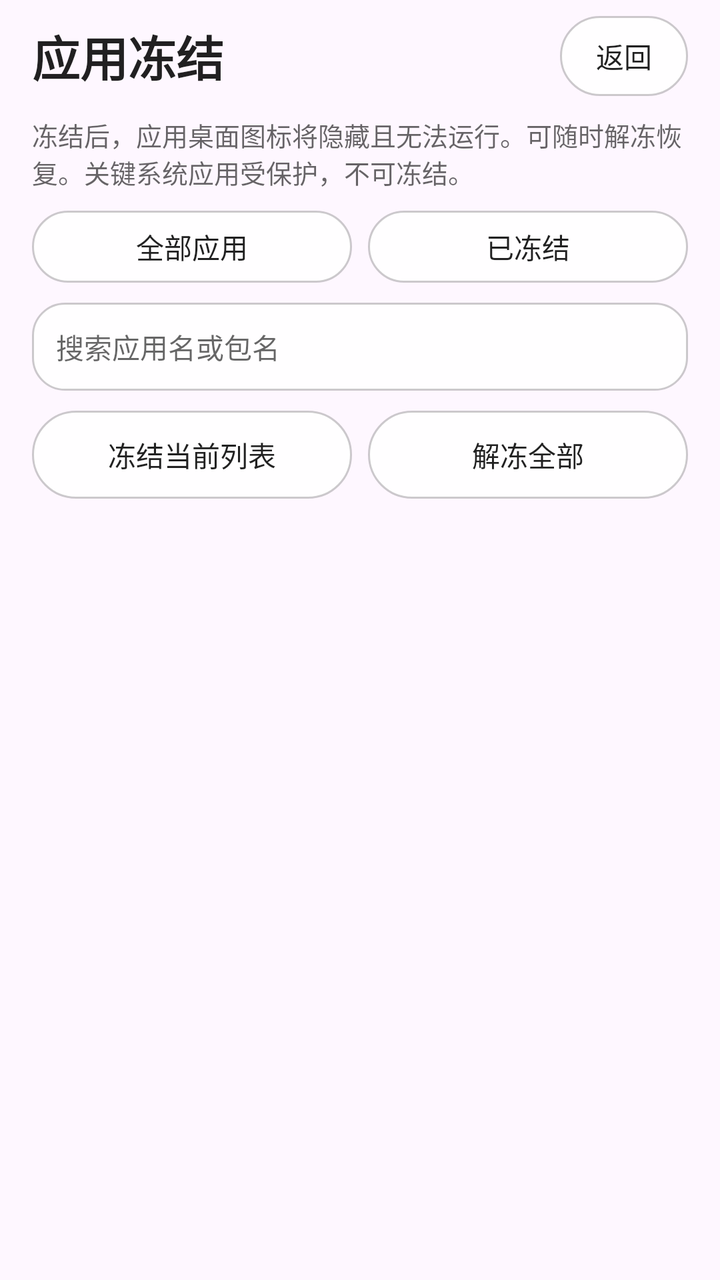
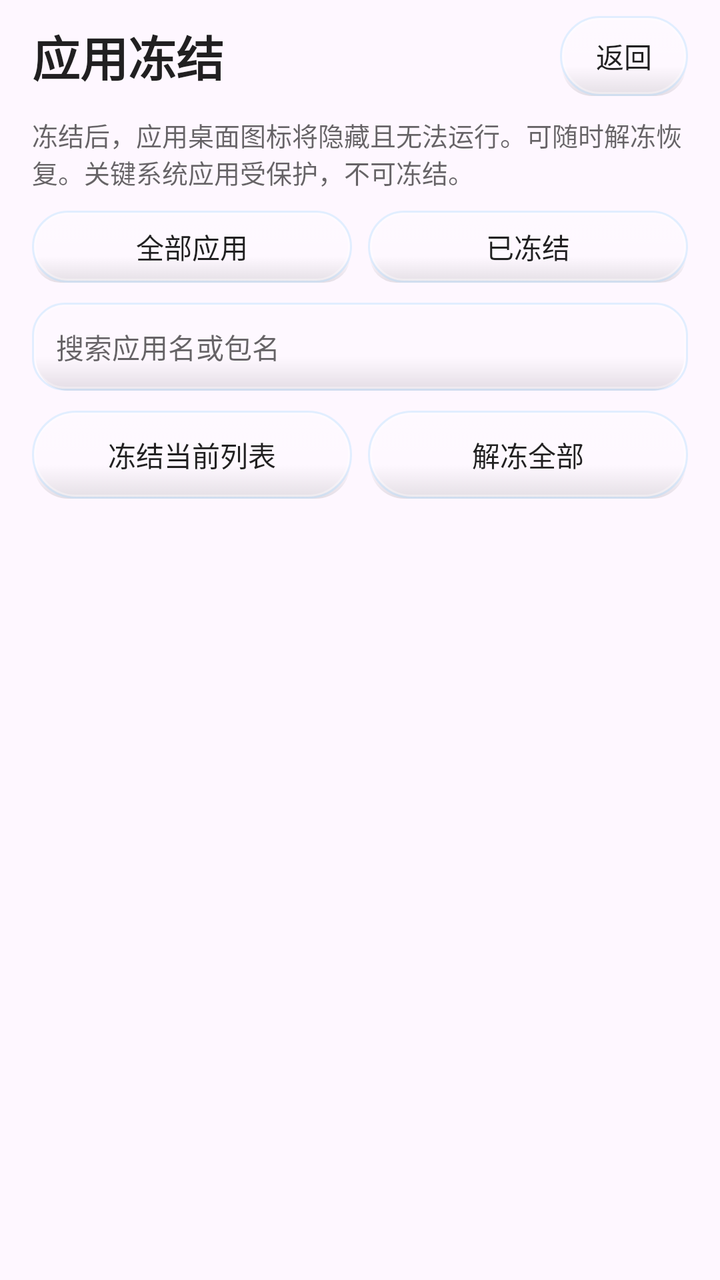

Compare the two renders of this Android layout. The source of the first and the diff that turns it into the second are given below.
<!-- AndroidManifest.xml: application theme Theme.HanFengAdBlock -->
<!-- res/layout/activity_app_freeze.xml -->
<?xml version="1.0" encoding="utf-8"?>
<LinearLayout xmlns:android="http://schemas.android.com/apk/res/android"
    android:id="@+id/rootLayout"
    android:layout_width="match_parent"
    android:layout_height="match_parent"
    android:orientation="vertical"
    android:paddingLeft="16dp"
    android:paddingTop="8dp"
    android:paddingRight="16dp"
    android:paddingBottom="16dp">

    <LinearLayout
        android:layout_width="match_parent"
        android:layout_height="wrap_content"
        android:gravity="center_vertical"
        android:orientation="horizontal">

        <TextView
            android:layout_width="0dp"
            android:layout_height="wrap_content"
            android:layout_weight="1"
            android:text="应用冻结"
            android:textColor="@color/hf_text_primary"
            android:textSize="24sp"
            android:textStyle="bold" />

        <Button
            android:id="@+id/btnBack"
            android:layout_width="wrap_content"
            android:layout_height="40dp"
            android:background="@drawable/bg_button"
            android:backgroundTint="@null"
            android:minWidth="64dp"
            android:text="返回"
            android:textAllCaps="false"
            android:textColor="@color/hf_text_primary" />
    </LinearLayout>

    <TextView
        android:id="@+id/summaryText"
        android:layout_width="match_parent"
        android:layout_height="wrap_content"
        android:layout_marginTop="10dp"
        android:text="冻结后，应用桌面图标将隐藏且无法运行。可随时解冻恢复。关键系统应用受保护，不可冻结。"
        android:textColor="@color/hf_text_secondary"
        android:textSize="13sp" />

    <LinearLayout
        android:layout_width="match_parent"
        android:layout_height="wrap_content"
        android:layout_marginTop="10dp"
        android:orientation="horizontal">

        <Button
            android:id="@+id/btnTabAll"
            android:layout_width="0dp"
            android:layout_height="36dp"
            android:layout_weight="1"
            android:background="@drawable/bg_button"
            android:backgroundTint="@null"
            android:text="全部应用"
            android:textAllCaps="false"
            android:textColor="@color/hf_text_primary" />

        <Space
            android:layout_width="8dp"
            android:layout_height="1dp" />

        <Button
            android:id="@+id/btnTabFrozen"
            android:layout_width="0dp"
            android:layout_height="36dp"
            android:layout_weight="1"
            android:background="@drawable/bg_button"
            android:backgroundTint="@null"
            android:text="已冻结"
            android:textAllCaps="false"
            android:textColor="@color/hf_text_primary" />
    </LinearLayout>

    <EditText
        android:id="@+id/searchInput"
        android:layout_width="match_parent"
        android:layout_height="44dp"
        android:layout_marginTop="10dp"
        android:background="@drawable/bg_panel"
        android:hint="搜索应用名或包名"
        android:inputType="text"
        android:maxLines="1"
        android:paddingLeft="12dp"
        android:paddingRight="12dp"
        android:singleLine="true"
        android:textColor="@color/hf_text_primary"
        android:textColorHint="@color/hf_text_secondary"
        android:textSize="14sp" />

    <LinearLayout
        android:layout_width="match_parent"
        android:layout_height="wrap_content"
        android:layout_marginTop="10dp"
        android:orientation="horizontal">

        <Button
            android:id="@+id/btnFreezeVisible"
            android:layout_width="0dp"
            android:layout_height="44dp"
            android:layout_weight="1"
            android:background="@drawable/bg_button"
            android:backgroundTint="@null"
            android:text="冻结当前列表"
            android:textAllCaps="false"
            android:textColor="@color/hf_text_primary"
            android:textSize="14sp" />

        <Space
            android:layout_width="8dp"
            android:layout_height="1dp" />

        <Button
            android:id="@+id/btnUnfreezeAll"
            android:layout_width="0dp"
            android:layout_height="44dp"
            android:layout_weight="1"
            android:background="@drawable/bg_button"
            android:backgroundTint="@null"
            android:text="解冻全部"
            android:textAllCaps="false"
            android:textColor="@color/hf_text_primary"
            android:textSize="14sp" />
    </LinearLayout>

    <TextView
        android:id="@+id/statusBar"
        android:layout_width="match_parent"
        android:layout_height="wrap_content"
        android:layout_marginTop="10dp"
        android:textColor="@color/hf_text_secondary"
        android:textSize="12sp" />

    <TextView
        android:id="@+id/emptyText"
        android:layout_width="match_parent"
        android:layout_height="wrap_content"
        android:layout_marginTop="12dp"
        android:gravity="center"
        android:text="当前列表为空"
        android:textColor="@color/hf_text_secondary"
        android:textSize="14sp"
        android:visibility="gone" />

    <androidx.recyclerview.widget.RecyclerView
        android:id="@+id/list"
        android:layout_width="match_parent"
        android:layout_height="0dp"
        android:layout_marginTop="8dp"
        android:layout_weight="1"
        android:clipToPadding="false"
        android:paddingBottom="8dp" />

</LinearLayout>
<!-- resources referenced by this layout -->
<resources>
  <!-- drawable bg_panel (drawable) -->
  <?xml version="1.0" encoding="utf-8"?>
  <shape xmlns:android="http://schemas.android.com/apk/res/android">
      <solid android:color="@color/hf_surface" />
      <corners android:radius="16dp" />
      <stroke
          android:width="1dp"
          android:color="@color/hf_border" />
  </shape>
  <!-- drawable bg_button_pressed (drawable) -->
  <?xml version="1.0" encoding="utf-8"?>
  <shape xmlns:android="http://schemas.android.com/apk/res/android">
      <solid android:color="@color/hf_surface_strong" />
      <corners android:radius="30dp" />
      <stroke
          android:width="1dp"
          android:color="@color/hf_border" />
  </shape>
  <!-- drawable bg_button_default (drawable) -->
  <?xml version="1.0" encoding="utf-8"?>
  <shape xmlns:android="http://schemas.android.com/apk/res/android">
      <solid android:color="@color/hf_surface" />
      <corners android:radius="30dp" />
      <stroke
          android:width="1dp"
          android:color="@color/hf_border" />
  </shape>
  <color name="hf_border">#33000000</color>
  <style name="Widget.HanFeng.MaterialButton" parent="Widget.Material3.Button">
          <item name="android:background">@drawable/bg_panel</item>
          <item name="backgroundTint">@color/hf_surface</item>
          <item name="strokeColor">@color/hf_border</item>
          <item name="strokeWidth">1dp</item>
          <item name="android:textColor">@color/hf_text_primary</item>
          <item name="android:textAllCaps">false</item>
          <item name="cornerRadius">16dp</item>
      </style>
  <style name="ThemeOverlay.HanFeng.AppCompatDialog" parent="ThemeOverlay.AppCompat.Dialog.Alert">
          <item name="android:windowBackground">@drawable/bg_dialog_window</item>
          <item name="android:colorBackground">@color/hf_surface_elevated</item>
          <item name="colorAccent">@color/hf_brand_primary</item>
          <item name="android:textColorPrimary">@color/hf_text_primary</item>
          <item name="android:textColorSecondary">@color/hf_text_secondary</item>
      </style>
  <color name="hf_surface_strong">#E8FFFFFF</color>
  <!-- drawable bg_dialog_window (drawable) -->
  <?xml version="1.0" encoding="utf-8"?>
  <layer-list xmlns:android="http://schemas.android.com/apk/res/android">
      
      <item>
          <shape android:shape="rectangle">
              <solid android:color="@color/hf_shadow" />
              <corners android:radius="22dp" />
              <padding
                  android:left="0dp"
                  android:top="2dp"
                  android:right="0dp"
                  android:bottom="0dp" />
          </shape>
      </item>
      
      <item android:left="0dp" android:top="0dp" android:right="0dp" android:bottom="2dp">
          <shape android:shape="rectangle">
              <solid android:color="@color/hf_surface_elevated" />
              <corners android:radius="20dp" />
              <stroke android:width="0.5dp" android:color="@color/hf_border_subtle" />
          </shape>
      </item>
  </layer-list>
  <color name="hf_surface_elevated">#FFFFFFFF</color>
  <color name="hf_shadow">#14000000</color>
  <color name="hf_border_subtle">#1A000000</color>
  <!-- unchanged entries left out for length: 10 -->
</resources>

<!-- the commit's change to res/layout/activity_app_freeze.xml (unified diff, before → after) -->
@@ -1,13 +1,24 @@
 <?xml version="1.0" encoding="utf-8"?>
-<LinearLayout xmlns:android="http://schemas.android.com/apk/res/android"
-    android:id="@+id/rootLayout"
+<FrameLayout xmlns:android="http://schemas.android.com/apk/res/android"
     android:layout_width="match_parent"
-    android:layout_height="match_parent"
-    android:orientation="vertical"
-    android:paddingLeft="16dp"
-    android:paddingTop="8dp"
-    android:paddingRight="16dp"
-    android:paddingBottom="16dp">
+    android:layout_height="match_parent">
+
+    <ImageView
+        android:id="@+id/ivBackground"
+        android:layout_width="match_parent"
+        android:layout_height="match_parent"
+        android:contentDescription="背景"
+        android:scaleType="centerCrop" />
+
+    <LinearLayout
+        android:id="@+id/rootLayout"
+        android:layout_width="match_parent"
+        android:layout_height="match_parent"
+        android:orientation="vertical"
+        android:paddingLeft="16dp"
+        android:paddingTop="8dp"
+        android:paddingRight="16dp"
+        android:paddingBottom="16dp">
 
     <LinearLayout
         android:layout_width="match_parent"
@@ -158,3 +169,4 @@
         android:paddingBottom="8dp" />
 
 </LinearLayout>
+</FrameLayout>
<!-- resource entries referenced after the edit -->
@@ -2,76 +2,239 @@
 <resources>
   <!-- drawable bg_panel (drawable) -->
   <?xml version="1.0" encoding="utf-8"?>
-  <shape xmlns:android="http://schemas.android.com/apk/res/android">
-      <solid android:color="@color/hf_surface" />
-      <corners android:radius="16dp" />
-      <stroke
-          android:width="1dp"
-          android:color="@color/hf_border" />
-  </shape>
+  <layer-list xmlns:android="http://schemas.android.com/apk/res/android">
+      <item>
+          <shape android:shape="rectangle">
+              <gradient
+                  android:angle="270"
+                  android:centerColor="#24FFFFFF"
+                  android:endColor="#18FFFFFF"
+                  android:startColor="#36FFFFFF" />
+              <corners android:radius="16dp" />
+          </shape>
+      </item>
+      <item android:left="2dp" android:right="2dp" android:top="10dp">
+          <shape android:shape="rectangle">
+              <gradient
+                  android:angle="270"
+                  android:centerColor="@android:color/transparent"
+                  android:endColor="@color/hf_glass_inner_shadow"
+                  android:startColor="@android:color/transparent" />
+              <corners android:radius="16dp" />
+          </shape>
+      </item>
+      <item android:bottom="1dp" android:left="1dp" android:right="1dp" android:top="1dp">
+          <shape android:shape="rectangle">
+              <corners android:radius="15dp" />
+              <stroke
+                  android:width="1dp"
+                  android:color="#4DFFFFFF" />
+          </shape>
+      </item>
+      <item>
+          <shape android:shape="rectangle">
+              <corners android:radius="16dp" />
+              <stroke
+                  android:width="1dp"
+                  android:color="@color/hf_glass_stroke" />
+          </shape>
+      </item>
+  </layer-list>
   <!-- drawable bg_button_pressed (drawable) -->
   <?xml version="1.0" encoding="utf-8"?>
-  <shape xmlns:android="http://schemas.android.com/apk/res/android">
-      <solid android:color="@color/hf_surface_strong" />
-      <corners android:radius="30dp" />
-      <stroke
-          android:width="1dp"
-          android:color="@color/hf_border" />
-  </shape>
+  <layer-list xmlns:android="http://schemas.android.com/apk/res/android">
+      <item>
+          <shape android:shape="rectangle">
+              <gradient
+                  android:angle="270"
+                  android:centerColor="#3DFFFFFF"
+                  android:endColor="#2AFFFFFF"
+                  android:startColor="#52FFFFFF" />
+              <corners android:radius="30dp" />
+          </shape>
+      </item>
+      <item android:left="1dp" android:right="1dp" android:top="10dp">
+          <shape android:shape="rectangle">
+              <gradient
+                  android:angle="270"
+                  android:centerColor="@android:color/transparent"
+                  android:endColor="@color/hf_glass_inner_shadow"
+                  android:startColor="@android:color/transparent" />
+              <corners android:radius="30dp" />
+          </shape>
+      </item>
+      <item android:bottom="1dp" android:left="1dp" android:right="1dp" android:top="1dp">
+          <shape android:shape="rectangle">
+              <corners android:radius="29dp" />
+              <stroke
+                  android:width="1dp"
+                  android:color="#70FFFFFF" />
+          </shape>
+      </item>
+      <item>
+          <shape android:shape="rectangle">
+              <corners android:radius="30dp" />
+              <stroke
+                  android:width="1dp"
+                  android:color="@color/hf_glass_stroke" />
+          </shape>
+      </item>
+  </layer-list>
   <!-- drawable bg_button_default (drawable) -->
   <?xml version="1.0" encoding="utf-8"?>
-  <shape xmlns:android="http://schemas.android.com/apk/res/android">
-      <solid android:color="@color/hf_surface" />
-      <corners android:radius="30dp" />
-      <stroke
-          android:width="1dp"
-          android:color="@color/hf_border" />
-  </shape>
-  <color name="hf_border">#33000000</color>
+  <layer-list xmlns:android="http://schemas.android.com/apk/res/android">
+      <item>
+          <shape android:shape="rectangle">
+              <gradient
+                  android:angle="270"
+                  android:centerColor="#2EFFFFFF"
+                  android:endColor="#1FFFFFFF"
+                  android:startColor="#42FFFFFF" />
+              <corners android:radius="30dp" />
+          </shape>
+      </item>
+      <item android:left="1dp" android:right="1dp" android:top="10dp">
+          <shape android:shape="rectangle">
+              <gradient
+                  android:angle="270"
+                  android:centerColor="@android:color/transparent"
+                  android:endColor="@color/hf_glass_inner_shadow"
+                  android:startColor="@android:color/transparent" />
+              <corners android:radius="30dp" />
+          </shape>
+      </item>
+      <item android:bottom="1dp" android:left="1dp" android:right="1dp" android:top="1dp">
+          <shape android:shape="rectangle">
+              <corners android:radius="29dp" />
+              <stroke
+                  android:width="1dp"
+                  android:color="#52FFFFFF" />
+          </shape>
+      </item>
+      <item>
+          <shape android:shape="rectangle">
+              <corners android:radius="30dp" />
+              <stroke
+                  android:width="1dp"
+                  android:color="@color/hf_glass_stroke" />
+          </shape>
+      </item>
+  </layer-list>
+  <color name="hf_glass_inner_shadow">#1A000000</color>
+  <color name="hf_glass_stroke">#57A6D8FF</color>
   <style name="Widget.HanFeng.MaterialButton" parent="Widget.Material3.Button">
           <item name="android:background">@drawable/bg_panel</item>
-          <item name="backgroundTint">@color/hf_surface</item>
-          <item name="strokeColor">@color/hf_border</item>
-          <item name="strokeWidth">1dp</item>
+          <item name="android:backgroundTint">@null</item>
+          <item name="backgroundTint">@null</item>
           <item name="android:textColor">@color/hf_text_primary</item>
           <item name="android:textAllCaps">false</item>
           <item name="cornerRadius">16dp</item>
       </style>
   <style name="ThemeOverlay.HanFeng.AppCompatDialog" parent="ThemeOverlay.AppCompat.Dialog.Alert">
           <item name="android:windowBackground">@drawable/bg_dialog_window</item>
-          <item name="android:colorBackground">@color/hf_surface_elevated</item>
+          <item name="android:colorBackground">@color/hf_glass_mid</item>
           <item name="colorAccent">@color/hf_brand_primary</item>
           <item name="android:textColorPrimary">@color/hf_text_primary</item>
           <item name="android:textColorSecondary">@color/hf_text_secondary</item>
-      </style>
-  <color name="hf_surface_strong">#E8FFFFFF</color>
-  <!-- drawable bg_dialog_window (drawable) -->
-  <?xml version="1.0" encoding="utf-8"?>
-  <layer-list xmlns:android="http://schemas.android.com/apk/res/android">
-      
-      <item>
-          <shape android:shape="rectangle">
-              <solid android:color="@color/hf_shadow" />
-              <corners android:radius="22dp" />
-              <padding
-                  android:left="0dp"
-                  android:top="2dp"
-                  android:right="0dp"
-                  android:bottom="0dp" />
-          </shape>
-      </item>
-      
-      <item android:left="0dp" android:top="0dp" android:right="0dp" android:bottom="2dp">
-          <shape android:shape="rectangle">
-              <solid android:color="@color/hf_surface_elevated" />
-              <corners android:radius="20dp" />
-              <stroke android:width="0.5dp" android:color="@color/hf_border_subtle" />
-          </shape>
-      </item>
-  </layer-list>
-  <color name="hf_surface_elevated">#FFFFFFFF</color>
-  <color name="hf_shadow">#14000000</color>
-  <color name="hf_border_subtle">#1A000000</color>
+          <item name="android:windowAnimationStyle">@style/HanFengDialogAnimation</item>
+          <item name="android:buttonBarPositiveButtonStyle">@style/Widget.HanFeng.DialogButton.Positive</item>
+          <item name="android:buttonBarNegativeButtonStyle">@style/Widget.HanFeng.DialogButton.Negative</item>
+          <item name="android:buttonBarNeutralButtonStyle">@style/Widget.HanFeng.DialogButton.Neutral</item>
+          <item name="buttonBarPositiveButtonStyle">@style/Widget.HanFeng.DialogButton.Positive</item>
+          <item name="buttonBarNegativeButtonStyle">@style/Widget.HanFeng.DialogButton.Negative</item>
+          <item name="buttonBarNeutralButtonStyle">@style/Widget.HanFeng.DialogButton.Neutral</item>
+      </style>
+  <!-- drawable bg_dialog_window: vector/xml drawable (drawable, 2127 chars, omitted) -->
+  <color name="hf_glass_mid">#00000000</color>
+  <style name="HanFengDialogAnimation">
+          <item name="android:windowEnterAnimation">@anim/dialog_enter</item>
+          <item name="android:windowExitAnimation">@anim/dialog_exit</item>
+      </style>
+  <style name="Widget.HanFeng.DialogButton.Positive" parent="Widget.Material3.Button.TextButton.Dialog">
+          <item name="android:background">@drawable/bg_button_primary</item>
+          <item name="android:textColor">@color/hf_button_primary_text</item>
+          <item name="android:textStyle">bold</item>
+          <item name="android:textAllCaps">false</item>
+          <item name="android:minHeight">44dp</item>
+          <item name="android:minWidth">96dp</item>
+          <item name="android:paddingLeft">20dp</item>
+          <item name="android:paddingRight">20dp</item>
+          <item name="android:insetLeft">0dp</item>
+          <item name="android:insetRight">0dp</item>
+          <item name="android:insetTop">0dp</item>
+          <item name="android:insetBottom">0dp</item>
+      </style>
+  <style name="Widget.HanFeng.DialogButton.Negative" parent="Widget.Material3.Button.TextButton.Dialog">
+          <item name="android:background">@drawable/bg_button_default</item>
+          <item name="android:textColor">@color/hf_text_primary</item>
+          <item name="android:textStyle">normal</item>
+          <item name="android:textAllCaps">false</item>
+          <item name="android:minHeight">44dp</item>
+          <item name="android:minWidth">96dp</item>
+          <item name="android:paddingLeft">20dp</item>
+          <item name="android:paddingRight">20dp</item>
+          <item name="android:insetLeft">0dp</item>
+          <item name="android:insetRight">0dp</item>
+          <item name="android:insetTop">0dp</item>
+          <item name="android:insetBottom">0dp</item>
+      </style>
+  <style name="Widget.HanFeng.DialogButton.Neutral" parent="Widget.Material3.Button.TextButton.Dialog">
+          <item name="android:background">@drawable/bg_button_default</item>
+          <item name="android:textColor">@color/hf_text_primary</item>
+          <item name="android:textAllCaps">false</item>
+          <item name="android:minHeight">44dp</item>
+          <item name="android:minWidth">96dp</item>
+          <item name="android:paddingLeft">20dp</item>
+          <item name="android:paddingRight">20dp</item>
+          <item name="android:insetLeft">0dp</item>
+          <item name="android:insetRight">0dp</item>
+          <item name="android:insetTop">0dp</item>
+          <item name="android:insetBottom">0dp</item>
+      </style>
+  <!-- drawable bg_button_primary (drawable) -->
+  <?xml version="1.0" encoding="utf-8"?>
+  <ripple xmlns:android="http://schemas.android.com/apk/res/android"
+      android:color="#335B8DF0">
+      <item android:id="@+id/mask">
+          <shape android:shape="rectangle">
+              <solid android:color="@color/hf_glass_primary_mid" />
+              <corners android:radius="14dp" />
+          </shape>
+      </item>
+      <item>
+          <layer-list>
+              <item>
+                  <shape android:shape="rectangle">
+                      <gradient
+                          android:angle="270"
+                          android:centerColor="@color/hf_glass_primary_mid"
+                          android:endColor="@color/hf_glass_primary_bottom"
+                          android:startColor="@color/hf_glass_primary_top" />
+                      <corners android:radius="14dp" />
+                  </shape>
+              </item>
+              <item>
+                  <shape android:shape="rectangle">
+                      <corners android:radius="14dp" />
+                      <stroke
+                          android:width="1dp"
+                          android:color="#66FFFFFF" />
+                  </shape>
+              </item>
+              <item android:bottom="1dp" android:left="1dp" android:right="1dp" android:top="1dp">
+                  <shape android:shape="rectangle">
+                      <corners android:radius="13dp" />
+                      <stroke
+                          android:width="1dp"
+                          android:color="#338FD9FF" />
+                  </shape>
+              </item>
+          </layer-list>
+      </item>
+  </ripple>
+  <color name="hf_glass_primary_mid">#FF3D74E0</color>
+  <color name="hf_glass_primary_bottom">#FF2A5BC7</color>
+  <color name="hf_glass_primary_top">#FF5B8DF0</color>
   <!-- unchanged entries left out for length: 10 -->
 </resources>
 
